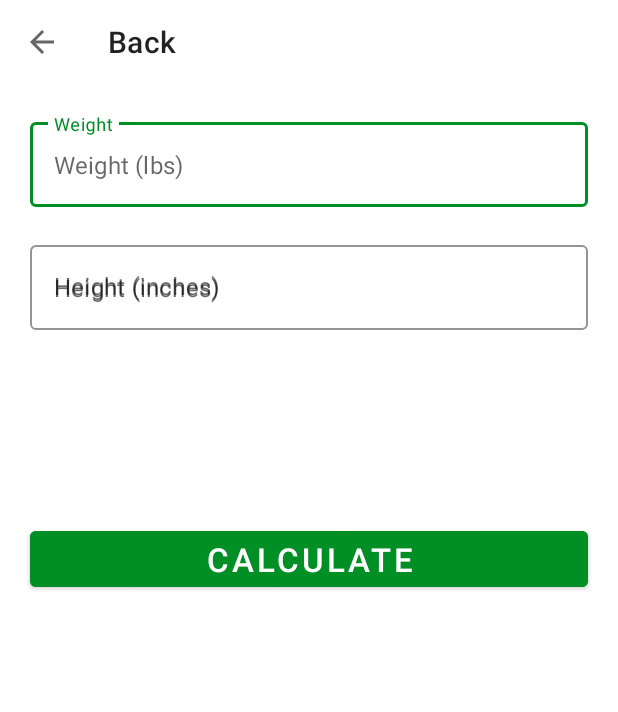
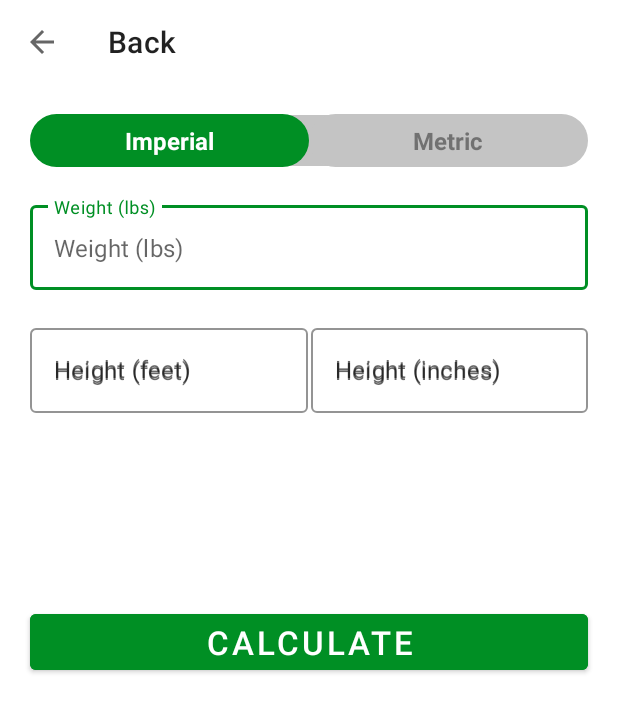
Before and after one commit to shumbertson/Seven-Minute-Workout, an Android app: the BmiActivity screen opened directly, with no data from a screen before it, on a phone screen of 412 x 824 dp. Shown: the top 712 px of the screen. Run offline under Robolectric (Android 15) with nearby library versions, the phone set to English and light mode, and no system bars.

Commit message:
remove .gradle dir from git; finish bmi calc feature

```diff
--- a/app/src/main/java/com/example/sevenminuteworkout/BmiActivity.kt
+++ b/app/src/main/java/com/example/sevenminuteworkout/BmiActivity.kt
@@ -24,12 +24,26 @@ class BmiActivity : AppCompatActivity() {
             onBackPressed()
         }
 
+        binding?.rbImperialUnits?.setOnClickListener {
+            binding?.etWeight?.hint = getString(R.string.weight_lbs)
+            binding?.tilWeight?.hint = getString(R.string.weight_lbs)
+            binding?.etHeight?.hint = getString(R.string.height_feet)
+            binding?.tilHeight?.hint = getString(R.string.height_feet)
+            binding?.tilHeightInches?.visibility = View.VISIBLE
+        }
+
+        binding?.rbMetricUnits?.setOnClickListener {
+            binding?.etWeight?.hint = getString(R.string.weight_kgs)
+            binding?.tilWeight?.hint = getString(R.string.weight_kgs)
+            binding?.etHeight?.hint = getString(R.string.height_cm)
+            binding?.tilHeight?.hint = getString(R.string.height_cm)
+            binding?.tilHeightInches?.visibility = View.GONE
+        }
+
         binding?.btnCalculate?.setOnClickListener {
-            if (inputsAreValid()) {
-                var height: Float = binding?.etHeight?.text.toString().toFloat()
-                var weight: Float = binding?.etWeight?.text.toString().toFloat()
-
-                val bmi = weight / (height * height) * 703
+            var isImperial = binding?.rbImperialUnits?.isChecked
+            if (inputsAreValid(isImperial)) {
+                val bmi = calculateBmi(isImperial)
                 displayResult(bmi)
             } else {
                 Toast
@@ -38,6 +52,17 @@ class BmiActivity : AppCompatActivity() {
                         Toast.LENGTH_LONG).show()
             }
         }
+    }
+
+    private fun calculateBmi(isImperial: Boolean?): Float {
+        var height: Float = binding?.etHeight?.text.toString().toFloat()
+        var weight: Float = binding?.etWeight?.text.toString().toFloat()
+        if (isImperial == true) {
+            var inches = binding?.etHeightInches?.text.toString().toFloat()
+            var totalHeightInInches = (height * 12) + inches
+            return weight / (totalHeightInInches * totalHeightInInches) * 703
+        }
+        return (weight / (height * height * 0.0001)).toFloat()
     }
 
     private fun displayResult(bmiResult: Float) {
@@ -65,7 +90,12 @@ class BmiActivity : AppCompatActivity() {
         return result
     }
 
-    private fun inputsAreValid() : Boolean {
+    private fun inputsAreValid(isImperial: Boolean?) : Boolean {
+        if (isImperial == true) {
+            return binding?.etWeight?.text?.toString()?.isNullOrBlank() == false
+                    && binding?.etHeight?.text.toString()?.isNullOrBlank() == false
+                    && binding?.etHeightInches?.text.toString()?.isNullOrBlank() == false
+        }
         return binding?.etWeight?.text?.toString()?.isNullOrBlank() == false
                 && binding?.etHeight?.text.toString()?.isNullOrBlank() == false
     }
--- /dev/null
+++ b/app/src/main/res/drawable/radio_group_tab_bg.xml
@@ -0,0 +1,9 @@
+<?xml version="1.0" encoding="utf-8"?>
+<shape xmlns:android="http://schemas.android.com/apk/res/android"
+    android:shape="rectangle">
+    <solid android:color="@color/light_gray" />
+    <stroke
+        android:width="0.5dp"
+        android:color="@color/cardview_light_background" />
+    <corners android:radius="30dp" />
+</shape>
--- /dev/null
+++ b/app/src/main/res/drawable/units_tab_selector.xml
@@ -0,0 +1,15 @@
+<?xml version="1.0" encoding="utf-8"?>
+<selector xmlns:android="http://schemas.android.com/apk/res/android">
+    <item android:state_checked="true">
+        <shape android:shape="rectangle">
+            <solid android:color="@color/accent" />
+            <corners android:radius="30dp" />
+        </shape>
+    </item>
+    <item android:state_checked="false">
+        <shape android:shape="rectangle">
+            <solid android:color="@color/light_gray" />
+            <corners android:radius="30dp" />
+        </shape>
+    </item>
+</selector>
--- /dev/null
+++ b/app/src/main/res/drawable/units_tab_text_color_selector.xml
@@ -0,0 +1,7 @@
+<?xml version="1.0" encoding="utf-8"?>
+<selector xmlns:android="http://schemas.android.com/apk/res/android">
+    <item android:color="@color/white"
+        android:state_checked="true"/>
+    <item android:color="@color/primary_dark"
+        android:state_checked="false" />
+</selector>
--- a/app/src/main/res/layout/activity_bmi.xml
+++ b/app/src/main/res/layout/activity_bmi.xml
@@ -17,7 +17,46 @@
         android:id="@+id/tb_bmi"
         >
     </androidx.appcompat.widget.Toolbar>
-
+    <RadioGroup
+        android:id="@+id/rg_units"
+        android:layout_width="match_parent"
+        android:layout_height="wrap_content"
+        app:layout_constraintStart_toStartOf="parent"
+        app:layout_constraintEnd_toEndOf="parent"
+        app:layout_constraintTop_toBottomOf="@id/tb_bmi"
+        android:background="@drawable/radio_group_tab_bg"
+        android:orientation="horizontal"
+        android:layout_margin="20dp"
+        >
+        <RadioButton
+            android:id="@+id/rb_imperialUnits"
+            android:layout_width="0dp"
+            android:layout_height="35dp"
+            android:layout_weight="0.50"
+            android:background="@drawable/units_tab_selector"
+            android:button="@null"
+            android:checked="true"
+            android:layout_gravity="center"
+            android:text="Imperial"
+            android:textAlignment="center"
+            android:textColor="@drawable/units_tab_text_color_selector"
+            android:textSize="16sp"
+            android:textStyle="bold"/>
+        <RadioButton
+            android:id="@+id/rb_metricUnits"
+            android:layout_width="0dp"
+            android:layout_height="35dp"
+            android:layout_weight="0.50"
+            android:background="@drawable/units_tab_selector"
+            android:button="@null"
+            android:checked="false"
+            android:layout_gravity="center"
+            android:text="Metric"
+            android:textAlignment="center"
+            android:textColor="@drawable/units_tab_text_color_selector"
+            android:textSize="16sp"
+            android:textStyle="bold"/>
+    </RadioGroup>
     <com.google.android.material.textfield.TextInputLayout
         android:id="@+id/til_weight"
         android:layout_width="match_parent"
@@ -25,41 +64,69 @@
         android:layout_margin="20dp"
         app:boxStrokeColor="@color/accent"
         app:hintTextColor="@color/accent"
+        android:hint="@string/weight_lbs"
         style="@style/Widget.MaterialComponents.TextInputLayout.OutlinedBox"
-
-        android:hint="Weight"
         app:layout_constraintEnd_toEndOf="parent"
         app:layout_constraintStart_toStartOf="parent"
-        app:layout_constraintTop_toBottomOf="@id/tb_bmi">
+        app:layout_constraintTop_toBottomOf="@id/rg_units">
         <EditText
             android:layout_width="match_parent"
             android:layout_height="wrap_content"
             android:id="@+id/et_weight"
-            android:hint="Weight (lbs)"
+            android:hint="@string/weight_lbs"
             android:inputType="numberDecimal"
             android:textSize="16sp" />
     </com.google.android.material.textfield.TextInputLayout>
-
-    <com.google.android.material.textfield.TextInputLayout
-        android:id="@+id/til_height"
+    <LinearLayout
+        android:id="@+id/ll_height"
         android:layout_width="match_parent"
         android:layout_height="wrap_content"
+        android:orientation="horizontal"
         android:layout_margin="20dp"
-        app:boxStrokeColor="@color/accent"
-        app:hintTextColor="@color/accent"
-        android:hint="Height (inches)"
-        style="@style/Widget.MaterialComponents.TextInputLayout.OutlinedBox"
         app:layout_constraintEnd_toEndOf="parent"
         app:layout_constraintStart_toStartOf="parent"
-        app:layout_constraintTop_toBottomOf="@id/til_weight">
-        <EditText
-            android:layout_width="match_parent"
+        app:layout_constraintTop_toBottomOf="@id/til_weight"
+        >
+        <com.google.android.material.textfield.TextInputLayout
+            android:id="@+id/til_height"
+            android:layout_width="wrap_content"
             android:layout_height="wrap_content"
-            android:id="@+id/et_height"
-            android:hint="Height (inches)"
-            android:inputType="numberDecimal"
-            android:textSize="16sp" />
-    </com.google.android.material.textfield.TextInputLayout>
+            app:boxStrokeColor="@color/accent"
+            app:hintTextColor="@color/accent"
+            android:hint="@string/height_feet"
+            android:layout_weight="0.6"
+            style="@style/Widget.MaterialComponents.TextInputLayout.OutlinedBox"
+            >
+            <EditText
+                android:layout_width="match_parent"
+                android:layout_height="wrap_content"
+                android:id="@+id/et_height"
+                android:hint="@string/height_feet"
+                android:inputType="numberDecimal"
+                android:textSize="16sp" />
+        </com.google.android.material.textfield.TextInputLayout>
+        <com.google.android.material.textfield.TextInputLayout
+            android:id="@+id/til_height_inches"
+            android:layout_width="wrap_content"
+            android:layout_height="wrap_content"
+            app:boxStrokeColor="@color/accent"
+            app:hintTextColor="@color/accent"
+            android:hint="@string/height_inches"
+            android:layout_weight="0.4"
+            android:layout_marginLeft="2dp"
+            android:visibility="visible"
+            style="@style/Widget.MaterialComponents.TextInputLayout.OutlinedBox"
+            >
+            <EditText
+                android:layout_width="match_parent"
+                android:layout_height="wrap_content"
+                android:id="@+id/et_height_inches"
+                android:hint="@string/height_inches"
+                android:inputType="numberDecimal"
+                android:textSize="16sp" />
+        </com.google.android.material.textfield.TextInputLayout>
+
+    </LinearLayout>
 
 
     <TextView
@@ -70,7 +137,7 @@
         android:layout_margin="20dp"
         android:layout_marginTop="40dp"
         android:visibility="invisible"
-        app:layout_constraintTop_toBottomOf="@id/til_height"
+        app:layout_constraintTop_toBottomOf="@id/ll_height"
         app:layout_constraintStart_toStartOf="parent"
         app:layout_constraintEnd_toEndOf="parent"
         android:text="YOUR BMI"
--- a/app/src/main/res/values/strings.xml
+++ b/app/src/main/res/values/strings.xml
@@ -11,4 +11,9 @@
     <string name="you_have_completed_the_workout">You have completed the workout</string>
     <string name="finish">FINISH</string>
     <string name="start">START</string>
+    <string name="weight_lbs">Weight (lbs)</string>
+    <string name="height_feet">Height (feet)</string>
+    <string name="height_inches">Height (inches)</string>
+    <string name="weight_kgs">Weight (kgs)</string>
+    <string name="height_cm">Height (cm)</string>
 </resources>
```
Also changed, not shown: 3 other files.
